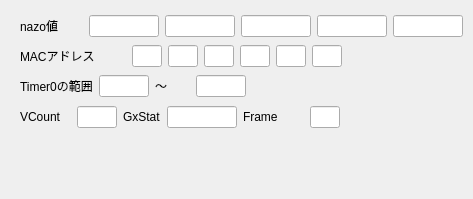
This is parametersettingdialog.ui in odanado/CurrentSeedSearch as Qt 5 draws it before an edit. The edited form follows.
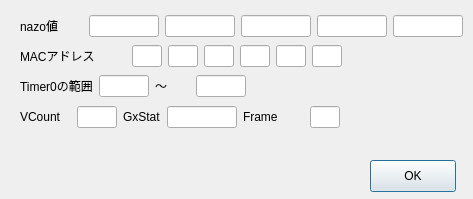
This is the edited form.

Diff of the .ui file:
```diff
--- a/parametersettingdialog.ui
+++ b/parametersettingdialog.ui
@@ -339,6 +339,19 @@
     </item>
    </layout>
   </widget>
+  <widget class="QPushButton" name="BTN_OK">
+   <property name="geometry">
+    <rect>
+     <x>370</x>
+     <y>160</y>
+     <width>86</width>
+     <height>32</height>
+    </rect>
+   </property>
+   <property name="text">
+    <string>OK</string>
+   </property>
+  </widget>
  </widget>
  <resources/>
  <connections/>
```
Left out of the diff: 21 changed lines with no effect on the pictures.
